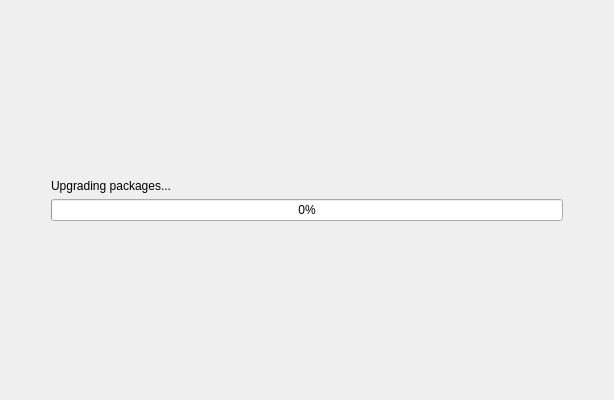
Old version of the form playground/gokmen/um/ui/ui_screen_5.ui in the repository pars-linux/uludag.
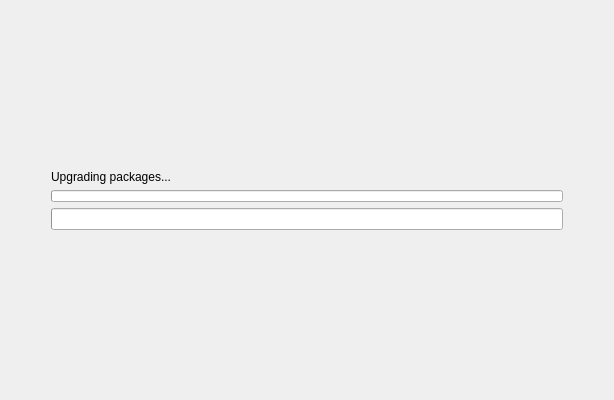
New version of the form.

Commit message: - Step 1 Completed.

```diff
--- a/playground/gokmen/um/ui/ui_screen_5.ui
+++ b/playground/gokmen/um/ui/ui_screen_5.ui
@@ -14,14 +14,17 @@
    <string>Analyzing your Computer</string>
   </property>
   <layout class="QGridLayout" name="gridLayout">
-   <item row="5" column="1">
-    <widget class="QProgressBar" name="progress">
-     <property name="value">
-      <number>0</number>
-     </property>
-    </widget>
-   </item>
    <item row="6" column="1">
+    <widget class="QProgressBar" name="progress">
+     <property name="value">
+      <number>0</number>
+     </property>
+     <property name="format">
+      <string/>
+     </property>
+    </widget>
+   </item>
+   <item row="8" column="1">
     <spacer name="verticalSpacer">
      <property name="orientation">
       <enum>Qt::Vertical</enum>
@@ -47,7 +50,7 @@
      </property>
     </spacer>
    </item>
-   <item row="5" column="0">
+   <item row="6" column="0">
     <spacer name="horizontalSpacer">
      <property name="orientation">
       <enum>Qt::Horizontal</enum>
@@ -63,7 +66,7 @@
      </property>
     </spacer>
    </item>
-   <item row="5" column="2">
+   <item row="6" column="2">
     <spacer name="horizontalSpacer_2">
      <property name="orientation">
       <enum>Qt::Horizontal</enum>
@@ -90,6 +93,34 @@
      </item>
     </layout>
    </item>
+   <item row="5" column="1">
+    <widget class="QProgressBar" name="steps">
+     <property name="maximumSize">
+      <size>
+       <width>16777215</width>
+       <height>12</height>
+      </size>
+     </property>
+     <property name="maximum">
+      <number>100</number>
+     </property>
+     <property name="value">
+      <number>0</number>
+     </property>
+     <property name="alignment">
+      <set>Qt::AlignLeading|Qt::AlignLeft|Qt::AlignVCenter</set>
+     </property>
+     <property name="textVisible">
+      <bool>false</bool>
+     </property>
+     <property name="orientation">
+      <enum>Qt::Horizontal</enum>
+     </property>
+     <property name="invertedAppearance">
+      <bool>false</bool>
+     </property>
+    </widget>
+   </item>
   </layout>
  </widget>
  <resources/>
```
The commit also changes 3 other files.
